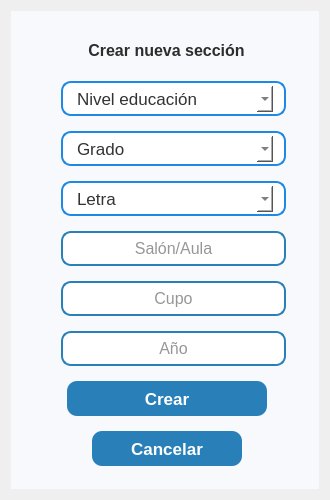
First picture: the form in resources/ui/crear_seccion.ui, repository Proyecto-Uptjaa/Proyecto_SIRA, before the edit.
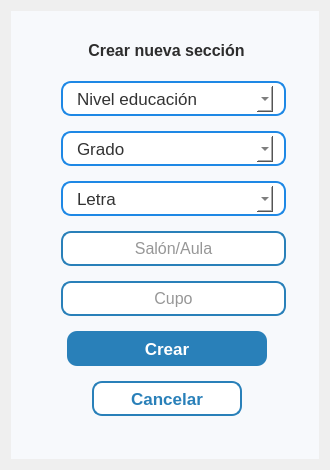
Second picture: the form after the edit. Icons and pictures are not drawn.

Commit message: Ajustes en interfaz

```diff
--- a/resources/ui/crear_seccion.ui
+++ b/resources/ui/crear_seccion.ui
@@ -7,7 +7,7 @@
     <x>0</x>
     <y>0</y>
     <width>330</width>
-    <height>500</height>
+    <height>470</height>
    </rect>
   </property>
   <property name="minimumSize">
@@ -100,7 +100,7 @@
       <property name="geometry">
        <rect>
         <x>56</x>
-        <y>370</y>
+        <y>320</y>
         <width>200</width>
         <height>35</height>
        </rect>
@@ -151,7 +151,7 @@
       <property name="geometry">
        <rect>
         <x>81</x>
-        <y>420</y>
+        <y>370</y>
         <width>150</width>
         <height>35</height>
        </rect>
@@ -188,7 +188,9 @@
        <enum>Qt::LayoutDirection::LeftToRight</enum>
       </property>
       <property name="styleSheet">
-       <string notr="true"/>
+       <string notr="true">background-color: white;
+color: #2980b9;
+border: 1.5px solid #2980b9;</string>
       </property>
       <property name="text">
        <string>Cancelar</string>
@@ -596,49 +598,6 @@
        <string>Cupo</string>
       </property>
      </widget>
-     <widget class="QLineEdit" name="lneAnio_crear_seccion">
-      <property name="geometry">
-       <rect>
-        <x>50</x>
-        <y>320</y>
-        <width>225</width>
-        <height>35</height>
-       </rect>
-      </property>
-      <property name="minimumSize">
-       <size>
-        <width>225</width>
-        <height>35</height>
-       </size>
-      </property>
-      <property name="maximumSize">
-       <size>
-        <width>225</width>
-        <height>35</height>
-       </size>
-      </property>
-      <property name="font">
-       <font>
-        <family>Segoe UI</family>
-        <pointsize>12</pointsize>
-       </font>
-      </property>
-      <property name="mouseTracking">
-       <bool>true</bool>
-      </property>
-      <property name="focusPolicy">
-       <enum>Qt::FocusPolicy::ClickFocus</enum>
-      </property>
-      <property name="text">
-       <string/>
-      </property>
-      <property name="alignment">
-       <set>Qt::AlignmentFlag::AlignCenter</set>
-      </property>
-      <property name="placeholderText">
-       <string>Año</string>
-      </property>
-     </widget>
     </widget>
    </item>
   </layout>
```
The commit also changes 1 other file.
